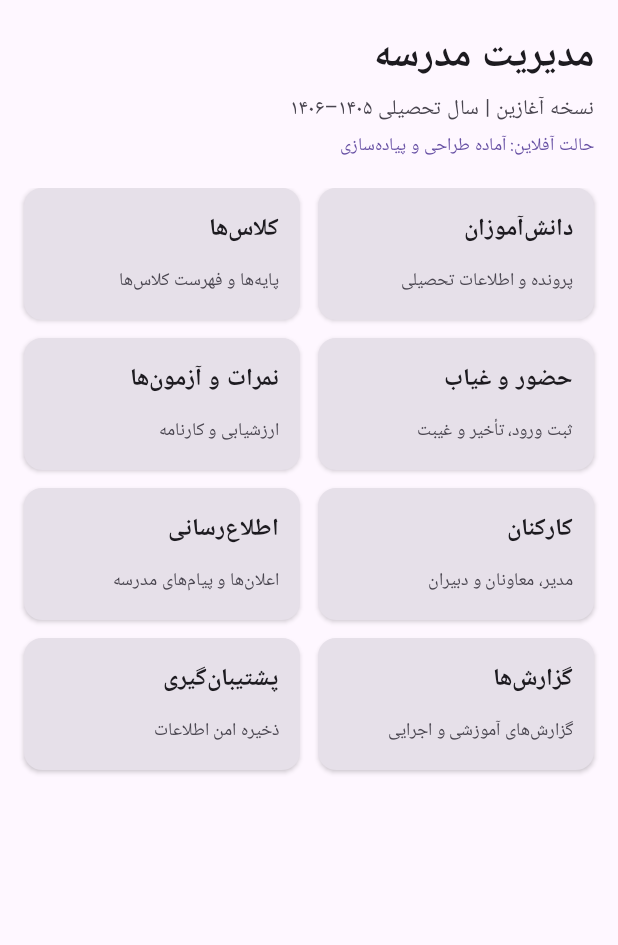
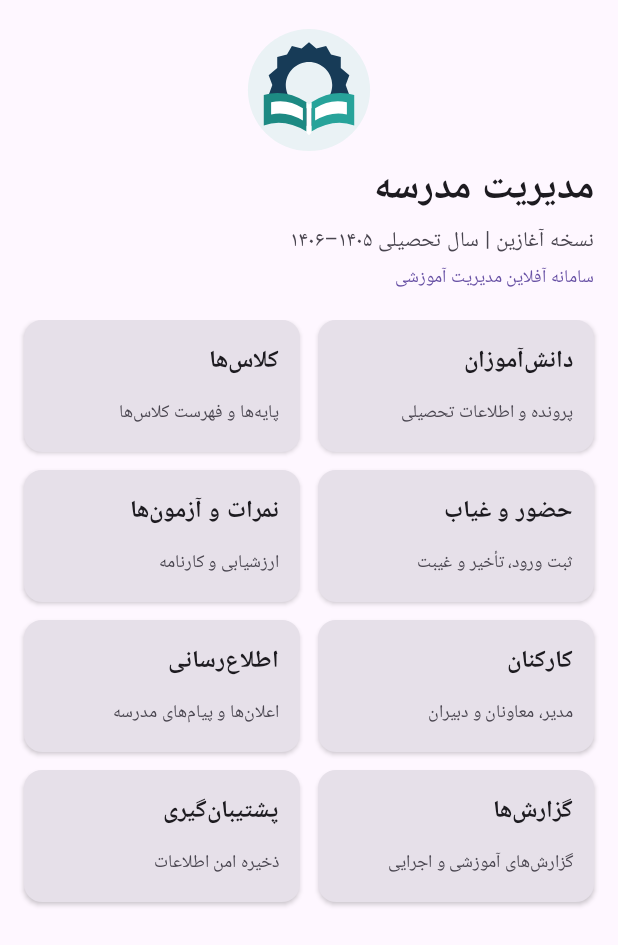
Before and after one commit to H15020/school-management-fa, an Android app built with Jetpack Compose: the screen it shows after launch (MainActivity), on a phone screen of 412 x 824 dp. Shown: the top 945 px of the screen. Run offline under Robolectric (Android 15) with nearby library versions, the phone set to English and light mode, and no system bars.

Commit message:
Add school management logo and show it in app

```diff
--- a/app/src/main/AndroidManifest.xml
+++ b/app/src/main/AndroidManifest.xml
@@ -2,6 +2,7 @@
 <manifest xmlns:android="http://schemas.android.com/apk/res/android">
     <application
         android:allowBackup="false"
+        android:icon="@drawable/ic_school_management"
         android:label="@string/app_name"
         android:supportsRtl="true"
         android:theme="@android:style/Theme.Material.Light.NoActionBar">
--- a/app/src/main/java/ir/schoolmanager/fa/MainActivity.kt
+++ b/app/src/main/java/ir/schoolmanager/fa/MainActivity.kt
@@ -3,12 +3,14 @@ package ir.schoolmanager.fa
 import android.os.Bundle
 import androidx.activity.ComponentActivity
 import androidx.activity.compose.setContent
+import androidx.compose.foundation.Image
 import androidx.compose.foundation.layout.Arrangement
 import androidx.compose.foundation.layout.Column
 import androidx.compose.foundation.layout.PaddingValues
 import androidx.compose.foundation.layout.fillMaxSize
 import androidx.compose.foundation.layout.fillMaxWidth
 import androidx.compose.foundation.layout.padding
+import androidx.compose.foundation.layout.size
 import androidx.compose.foundation.lazy.grid.GridCells
 import androidx.compose.foundation.lazy.grid.LazyVerticalGrid
 import androidx.compose.foundation.lazy.grid.items
@@ -22,6 +24,7 @@ import androidx.compose.runtime.Composable
 import androidx.compose.ui.Alignment
 import androidx.compose.ui.Modifier
 import androidx.compose.ui.platform.LocalLayoutDirection
+import androidx.compose.ui.res.painterResource
 import androidx.compose.ui.text.font.FontWeight
 import androidx.compose.ui.unit.LayoutDirection
 import androidx.compose.ui.unit.dp
@@ -74,6 +77,13 @@ private fun SchoolHomeScreen() {
                 modifier = Modifier.fillMaxWidth(),
                 horizontalAlignment = Alignment.Start
             ) {
+                Image(
+                    painter = painterResource(id = R.drawable.ic_school_management),
+                    contentDescription = "نشان مدیریت آموزشی",
+                    modifier = Modifier
+                        .size(88.dp)
+                        .align(Alignment.CenterHorizontally)
+                )
                 Text(
                     text = "مدیریت مدرسه",
                     fontSize = 26.sp,
@@ -85,7 +95,7 @@ private fun SchoolHomeScreen() {
                     color = MaterialTheme.colorScheme.onSurfaceVariant
                 )
                 Text(
-                    text = "حالت آفلاین: آماده طراحی و پیاده‌سازی",
+                    text = "سامانه آفلاین مدیریت آموزشی",
                     fontSize = 12.sp,
                     color = MaterialTheme.colorScheme.primary
                 )
--- /dev/null
+++ b/app/src/main/res/drawable/ic_school_management.xml
@@ -0,0 +1,10 @@
+<vector xmlns:android="http://schemas.android.com/apk/res/android" android:width="108dp" android:height="108dp" android:viewportWidth="108" android:viewportHeight="108">
+    <path android:fillColor="#EAF2F5" android:pathData="M54,4A50,50 0,1 0,54 104A50,50 0,1 0,54 4"/>
+    <path android:fillColor="#173B57" android:pathData="M54,15 L60,20 L68,18 L72,25 L80,27 L80,36 L87,42 L84,50 L87,58 L80,64 L80,73 L72,75 L68,82 L60,80 L54,85 L48,80 L40,82 L36,75 L28,73 L28,64 L21,58 L24,50 L21,42 L28,36 L28,27 L36,25 L40,18 L48,20 Z"/>
+    <path android:fillColor="#EAF2F5" android:pathData="M54,31A19,19 0,1 0,54 69A19,19 0,1 0,54 31"/>
+    <path android:fillColor="#1D8A83" android:pathData="M17,58 Q35,53 52,64 L52,88 Q34,77 17,83 Z"/>
+    <path android:fillColor="#27A39A" android:pathData="M91,58 Q73,53 56,64 L56,88 Q74,77 91,83 Z"/>
+    <path android:fillColor="#FFFFFF" android:pathData="M52,64 L54,66 L56,64 L56,89 L54,91 L52,89 Z"/>
+    <path android:fillColor="#FFFFFF" android:pathData="M23,64 Q37,61 49,69 L49,79 Q36,71 23,74 Z"/>
+    <path android:fillColor="#FFFFFF" android:pathData="M85,64 Q71,61 59,69 L59,79 Q72,71 85,74 Z"/>
+</vector>
```
